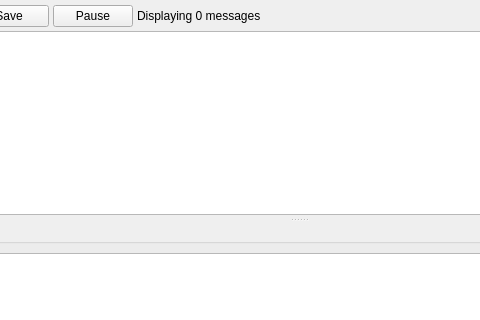
smd-ros-rpm-release/rqt_common_plugins-release, file rqt_console/resource/console_widget.ui: the form before one commit; both pictures show x 120 to 600 and y 0 to 320 of the 838 by 675 pixel window.
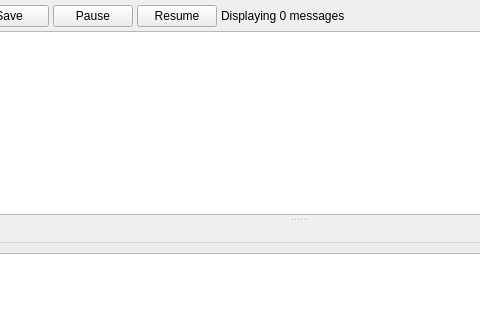
The form after the commit.

Diff of the .ui file:
```diff
--- a/rqt_console/resource/console_widget.ui
+++ b/rqt_console/resource/console_widget.ui
@@ -71,8 +71,21 @@
          <height>16</height>
         </size>
        </property>
-       <property name="checkable">
-        <bool>true</bool>
+      </widget>
+     </item>
+     <item>
+      <widget class="QPushButton" name="record_button">
+       <property name="toolTip">
+        <string>Resume the message stream</string>
+       </property>
+       <property name="text">
+        <string>Resume</string>
+       </property>
+       <property name="iconSize">
+        <size>
+         <width>16</width>
+         <height>16</height>
+        </size>
        </property>
       </widget>
      </item>
```
Left out of the diff: 2 changed lines with no effect on the pictures.
